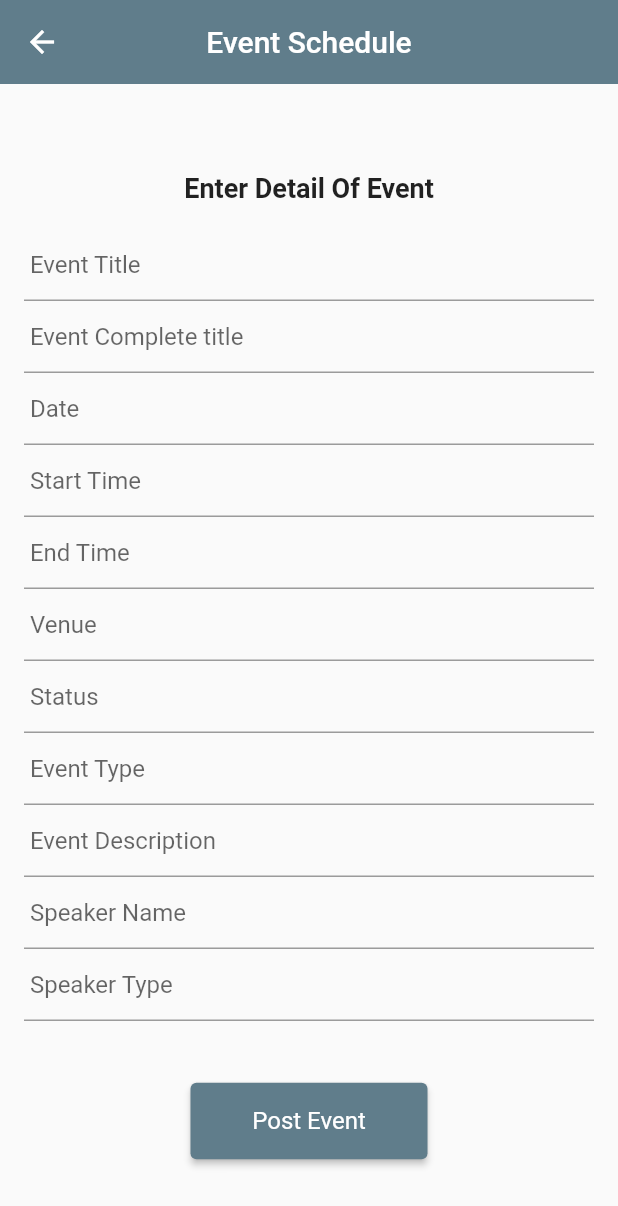
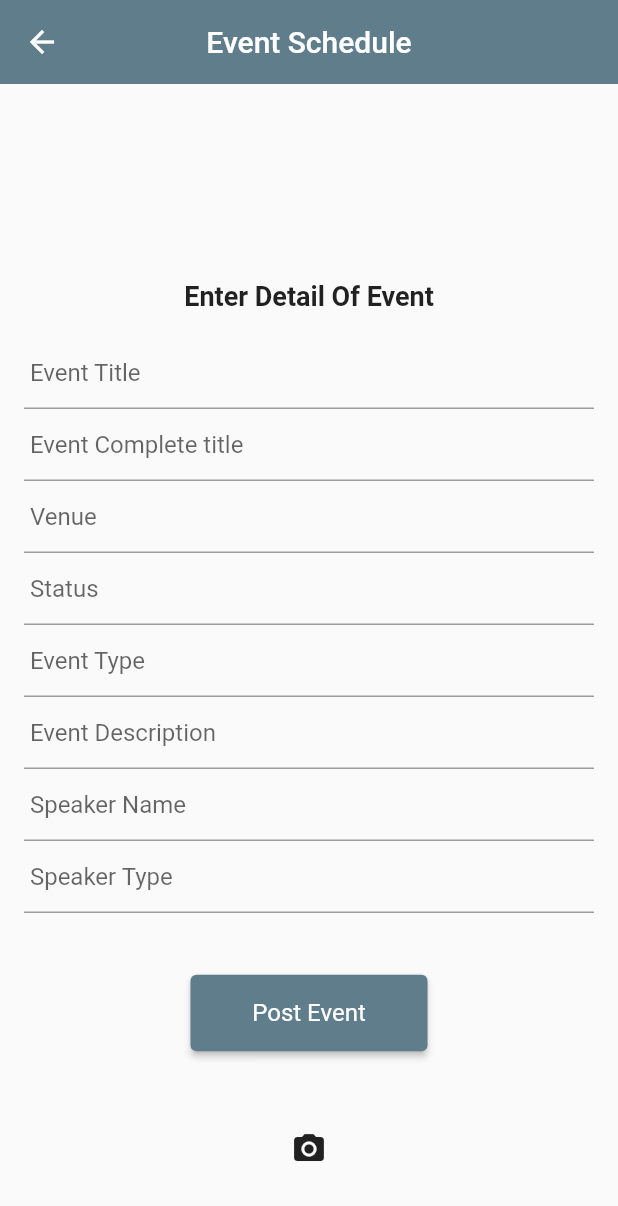
Before and after one commit to Vansh-Narang/Firebase_AdminPage-1, a Flutter app: the EventScheduler screen opened directly, on a phone screen of 412 x 824 dp. Shown: the top 1206 px of the screen. Run offline on Flutter 3.47's test engine with Material 2 defaults, Android fonts, the light colour scheme and no system bars; our stand-ins replace cloud_firestore, firebase_auth, firebase_core, firebase_storage, image_picker; accounts and stored records are empty; network calls fail.

```diff
--- a/lib/Screens/Signing/EventScheduler.dart
+++ b/lib/Screens/Signing/EventScheduler.dart
@@ -8,7 +8,6 @@
 import 'package:flutter_application_20/Screens/Authenticate/new.dart';
 import 'package:flutter_application_20/Screens/Signing/Auth.dart';
 import 'package:flutter_application_20/Screens/Signing/EventPage.dart';
-
 import 'package:image_picker/image_picker.dart';
 import 'package:flutter/cupertino.dart';
 import 'package:intl/intl.dart';
@@ -27,10 +26,10 @@
 String imageUrl = '';
 String title = '';
 String completeTitle = '';
-DateTime? date;
-TimeOfDay? time;
-TimeOfDay? startTime;
-TimeOfDay? finishTime;
+// DateTime? date;
+// TimeOfDay? time;
+// TimeOfDay? startTime;
+// TimeOfDay? finishTime;
 String venue = '';
 String status = '';
 String type = '';
@@ -113,45 +112,45 @@
                     });
                   },
                 ),
-                TextFormField(
-                  decoration: InputDecoration(
-                    hintText: " Date",
-                    // hintStyle: TextStyle(color: Colors.grey[500]),
-                  ),
-                  controller: dateController,
-                  validator: (value) => value!.isEmpty ? " date" : null,
-                  onChanged: (value) {
-                    setState(() {
-                      date = value as DateTime?;
-                    });
-                  },
-                ),
-                TextFormField(
-                  decoration: InputDecoration(
-                    hintText: " Start Time",
-                    // hintStyle: TextStyle(color: Colors.grey[500]),
-                  ),
-                  controller: startTimeController,
-                  validator: (value) => value!.isEmpty ? " Start Time" : null,
-                  onChanged: (value) {
-                    setState(() {
-                      startTime = value as TimeOfDay?;
-                    });
-                  },
-                ),
-                TextFormField(
-                  decoration: InputDecoration(
-                    hintText: " End Time",
-                    // hintStyle: TextStyle(color: Colors.grey[500]),
-                  ),
-                  controller: finishTimeController,
-                  validator: (value) => value!.isEmpty ? " End Time" : null,
-                  onChanged: (value) {
-                    setState(() {
-                      finishTime = value as TimeOfDay?;
-                    });
-                  },
-                ),
+                // TextFormField(
+                //   decoration: InputDecoration(
+                //     hintText: " Date",
+                //     // hintStyle: TextStyle(color: Colors.grey[500]),
+                //   ),
+                //   controller: dateController,
+                //   validator: (value) => value!.isEmpty ? " date" : null,
+                //   onChanged: (value) {
+                //     setState(() {
+                //       date = value as DateTime?;
+                //     });
+                //   },
+                // ),
+                // TextFormField(
+                //   decoration: InputDecoration(
+                //     hintText: " Start Time",
+                //     // hintStyle: TextStyle(color: Colors.grey[500]),
+                //   ),
+                //   controller: startTimeController,
+                //   validator: (value) => value!.isEmpty ? " Start Time" : null,
+                //   onChanged: (value) {
+                //     setState(() {
+                //       startTime = value as TimeOfDay?;
+                //     });
+                //   },
+                // ),
+                // TextFormField(
+                //   decoration: InputDecoration(
+                //     hintText: " End Time",
+                //     // hintStyle: TextStyle(color: Colors.grey[500]),
+                //   ),
+                //   controller: finishTimeController,
+                //   validator: (value) => value!.isEmpty ? " End Time" : null,
+                //   onChanged: (value) {
+                //     setState(() {
+                //       finishTime = value as TimeOfDay?;
+                //     });
+                //   },
+                // ),
                 TextFormField(
                   decoration: InputDecoration(hintText: " Venue"),
                   controller: venueController,
@@ -295,10 +294,6 @@
         'imageUrl': imageUrl,
         'title': title,
         'completeTitle': completeTitle,
-        'date': date,
-        'time': time,
-        'startTime': startTime,
-        'finishTime': finishTime,
         'venue': venue,
         'status': status,
         'type': type,
```
